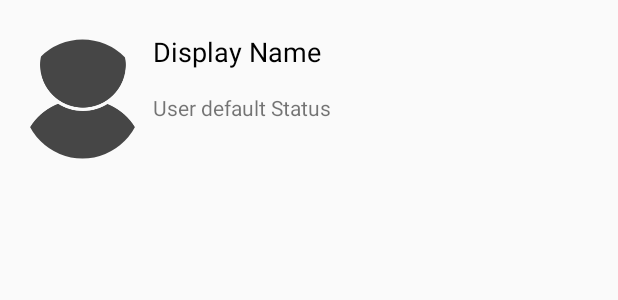
After one commit to goyaltarun584/CHATein, an Android app: the layout users_single_layout.xml on its own in the app's theme, with its tools: preview values and no code run, on a phone screen of 412 x 824 dp. The commit adds this screen. Shown: the top 300 px of the screen. Run offline under Robolectric (Android 15) with nearby library versions, the light colour scheme and no system bars.

Commit message:
commit 2

```diff
--- a/app/build.gradle
+++ b/app/build.gradle
@@ -36,6 +36,7 @@ dependencies {
     implementation 'de.hdodenhof:circleimageview:2.2.0'
     implementation 'com.theartofdev.edmodo:android-image-cropper:2.7.+'
     implementation 'com.squareup.picasso:picasso:2.71828'
+    implementation 'com.firebaseui:firebase-ui-database:3.3.1'
 
 }
 
--- /dev/null
+++ b/app/src/main/res/layout/users_single_layout.xml
@@ -0,0 +1,36 @@
+<?xml version="1.0" encoding="utf-8"?>
+<RelativeLayout xmlns:android="http://schemas.android.com/apk/res/android"
+    android:layout_width="match_parent" android:layout_height="match_parent">
+
+    <de.hdodenhof.circleimageview.CircleImageView
+        android:id="@+id/user_single_image"
+        android:layout_width="79dp"
+        android:layout_height="101dp"
+        android:layout_alignParentStart="true"
+        android:layout_alignParentTop="true"
+        android:layout_marginStart="15dp"
+        android:layout_marginTop="15dp"
+        android:src="@drawable/default_avatar" />
+
+    <TextView
+        android:id="@+id/user_single_name"
+        android:layout_width="wrap_content"
+        android:layout_height="wrap_content"
+        android:layout_alignParentStart="true"
+        android:layout_alignParentTop="true"
+        android:layout_marginStart="102dp"
+        android:layout_marginTop="22dp"
+        android:text="Display Name"
+        android:textColor="@android:color/black"
+        android:textSize="18sp" />
+
+    <TextView
+        android:id="@+id/user_single_status"
+        android:layout_width="wrap_content"
+        android:layout_height="wrap_content"
+        android:layout_alignParentTop="true"
+        android:layout_alignStart="@+id/user_single_name"
+        android:layout_marginTop="62dp"
+        android:text="User default Status" />
+
+</RelativeLayout>
```
Also changed, not shown: app/src/main/java/com/example/tarungoyal/chatein/Users.java (added, +43 -0 lines), app/src/main/java/com/example/tarungoyal/chatein/UsersActivity.java (+68 -0 lines).
